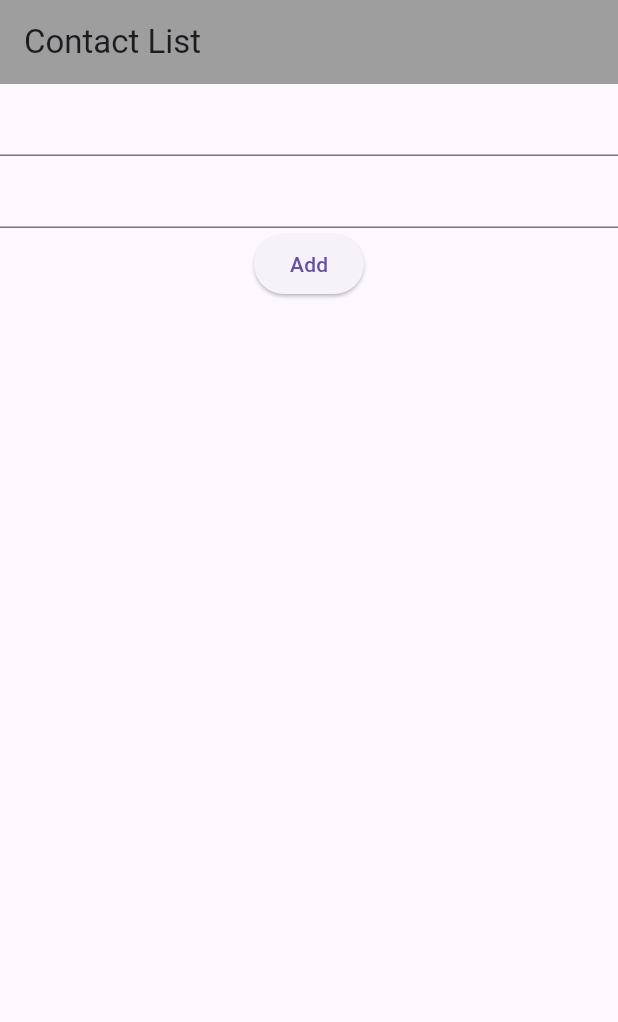
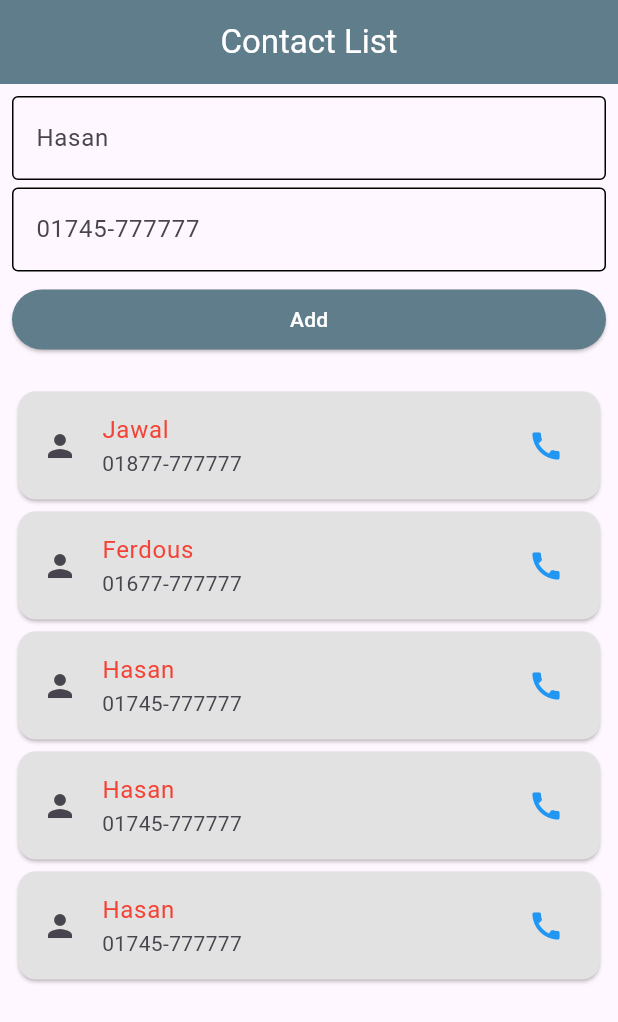
Before and after one commit to Waliza21/ostad_mobile_dev_project, a Flutter app: the screen it shows after launch, on a phone screen of 412 x 824 dp. Shown: the top 1022 px of the screen. Run offline on Flutter 3.47's test engine with Material 3 defaults, Android fonts, the phone set to English and light mode, and no system bars; key blocks and very long unbroken strings in the code were emptied for the run.

Commit message:
New Live test

```diff
--- a/lib/assignment/live_test.dart
+++ b/lib/assignment/live_test.dart
@@ -1,46 +1,118 @@
 import 'package:flutter/material.dart';
 
-List<Map<String, dynamic>> list = [];
+class LiveTest extends StatelessWidget {
+  LiveTest({super.key});
 
-class LiveTest extends StatefulWidget {
-  const LiveTest({super.key});
+  final _formKey = GlobalKey();
 
-  @override
-  State<LiveTest> createState() => _MyWidgetState();
-}
+  final nameController = TextEditingController();
 
-class _MyWidgetState extends State<LiveTest> {
-  final _formKey = GlobalKey();
-  final nameController = TextEditingController();
   final numberController = TextEditingController();
-
 
   @override
   Widget build(BuildContext context) {
     return Scaffold(
-      appBar: AppBar(backgroundColor: Colors.grey, title: Text('Contact List')),
-      body: Column(
+      appBar: AppBar(
+        backgroundColor: Colors.blueGrey,
+        title: Text('Contact List', style: TextStyle(color: Colors.white)),
+        centerTitle: true,
+      ),
+      body: Padding(
+        padding: const EdgeInsets.all(8.0),
+        child: SingleChildScrollView(
+          child: Column(
             children: [
               Form(
                 key: _formKey,
                 child: Column(
                   children: [
-                TextFormField(controller: nameController, initialValue: 'Name'),
+                    TextFormField(
+                      controller: nameController,
+                      decoration: InputDecoration(
+                        hintText: 'Hasan',
+                        enabledBorder: OutlineInputBorder(
+                          borderSide: BorderSide(width: 1.0),
+                        ),
+                      ),
+                    ),
+                    SizedBox(height: 5),
                     TextFormField(
                       controller: numberController,
-                  initialValue: 'Number',
-                  keyboardType: TextInputType.number,
+                      decoration: InputDecoration(
+                        hintText: '01745-777777',
+                        enabledBorder: OutlineInputBorder(
+                          borderSide: BorderSide(width: 1.0),
+                        ),
+                      ),
                     ),
                   ],
                 ),
               ),
-          ElevatedButton(
-            onPressed: () {
-              list.add({'name': nameController, 'number': numberController});
-            },
-            child: Text('Add'),
+              SizedBox(height: 8),
+              Container(
+                width: double.infinity,
+                child: ElevatedButton(
+                  onPressed: () {},
+                  style: ElevatedButton.styleFrom(
+                    backgroundColor: Colors.blueGrey,
+                  ),
+                  child: Text('Add', style: TextStyle(color: Colors.white)),
+                ),
+              ),
+              SizedBox(height: 20),
+
+              Card(
+                color: const Color.fromARGB(255, 227, 226, 226),
+
+                child: ListTile(
+                  leading: Icon(Icons.person),
+                  title: Text('Jawal', style: TextStyle(color: Colors.red)),
+                  subtitle: Text('01877-777777'),
+                  trailing: Icon(Icons.call, color: Colors.blue),
+                ),
+              ),
+              Card(
+                color: const Color.fromARGB(255, 227, 226, 226),
+
+                child: ListTile(
+                  leading: Icon(Icons.person),
+                  title: Text('Ferdous', style: TextStyle(color: Colors.red)),
+                  subtitle: Text('01677-777777'),
+                  trailing: Icon(Icons.call, color: Colors.blue),
+                ),
+              ),
+              Card(
+                color: const Color.fromARGB(255, 227, 226, 226),
+
+                child: ListTile(
+                  leading: Icon(Icons.person),
+                  title: Text('Hasan', style: TextStyle(color: Colors.red)),
+                  subtitle: Text('01745-777777'),
+                  trailing: Icon(Icons.call, color: Colors.blue),
+                ),
+              ),
+              Card(
+                color: const Color.fromARGB(255, 227, 226, 226),
+
+                child: ListTile(
+                  leading: Icon(Icons.person),
+                  title: Text('Hasan', style: TextStyle(color: Colors.red)),
+                  subtitle: Text('01745-777777'),
+                  trailing: Icon(Icons.call, color: Colors.blue),
+                ),
+              ),
+              Card(
+                color: const Color.fromARGB(255, 227, 226, 226),
+                child: ListTile(
+                  leading: Icon(Icons.person),
+                  title: Text('Hasan', style: TextStyle(color: Colors.red)),
+                  subtitle: Text('01745-777777'),
+                  trailing: Icon(Icons.call, color: Colors.blue),
+                ),
               ),
             ],
+          ),
+        ),
       ),
     );
   }
```
Lines whose indentation alone changed are shown as unchanged.
